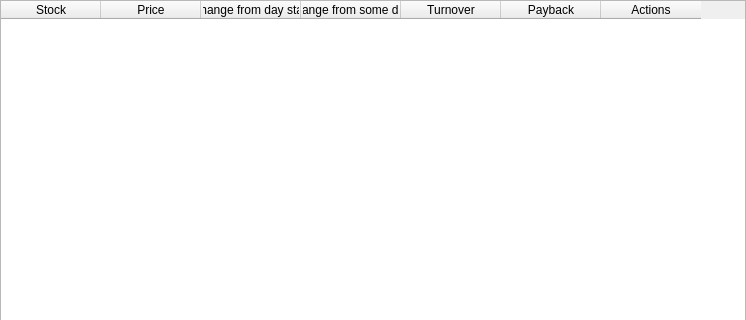
Gris87/TInvestor, file app/src/widgets/operationstablewidget/operationstablewidget.ui: the form before one commit; both pictures show x 0 to 746 and y 0 to 320 of the 746 by 479 pixel window.
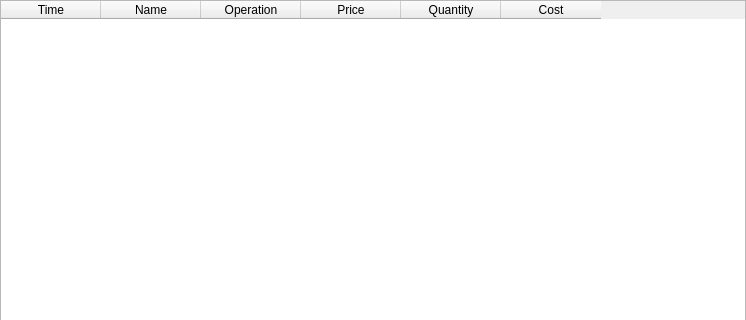
The form after the commit. Icons and pictures are not drawn.

```diff
--- a/app/src/widgets/operationstablewidget/operationstablewidget.ui
+++ b/app/src/widgets/operationstablewidget/operationstablewidget.ui
@@ -38,14 +38,24 @@
       <enum>QAbstractItemView::SelectionBehavior::SelectRows</enum>
      </property>
      <property name="columnCount">
-      <number>7</number>
+      <number>6</number>
      </property>
      <attribute name="horizontalHeaderShowSortIndicator" stdset="0">
       <bool>true</bool>
      </attribute>
      <column>
       <property name="text">
-       <string>Stock</string>
+       <string>Time</string>
+      </property>
+     </column>
+     <column>
+      <property name="text">
+       <string>Name</string>
+      </property>
+     </column>
+     <column>
+      <property name="text">
+       <string>Operation</string>
       </property>
      </column>
      <column>
@@ -55,41 +65,12 @@
      </column>
      <column>
       <property name="text">
-       <string>Change from day start</string>
+       <string>Quantity</string>
       </property>
      </column>
      <column>
       <property name="text">
-       <string>Change from some date</string>
-      </property>
-     </column>
-     <column>
-      <property name="text">
-       <string>Turnover</string>
-      </property>
-      <property name="toolTip">
-       <string>Average daily turnover in the last 31 days</string>
-      </property>
-      <property name="icon">
-       <iconset resource="../../../Resources.qrc">
-        <normaloff>:/assets/images/question.png</normaloff>:/assets/images/question.png</iconset>
-      </property>
-     </column>
-     <column>
-      <property name="text">
-       <string>Payback</string>
-      </property>
-      <property name="toolTip">
-       <string>Opportunity to get money back (with commission) based on the last 24 hours</string>
-      </property>
-      <property name="icon">
-       <iconset resource="../../../Resources.qrc">
-        <normaloff>:/assets/images/question.png</normaloff>:/assets/images/question.png</iconset>
-      </property>
-     </column>
-     <column>
-      <property name="text">
-       <string>Actions</string>
+       <string>Cost</string>
       </property>
      </column>
     </widget>
```
Left out of the diff: 4 changed lines with no effect on the pictures.
